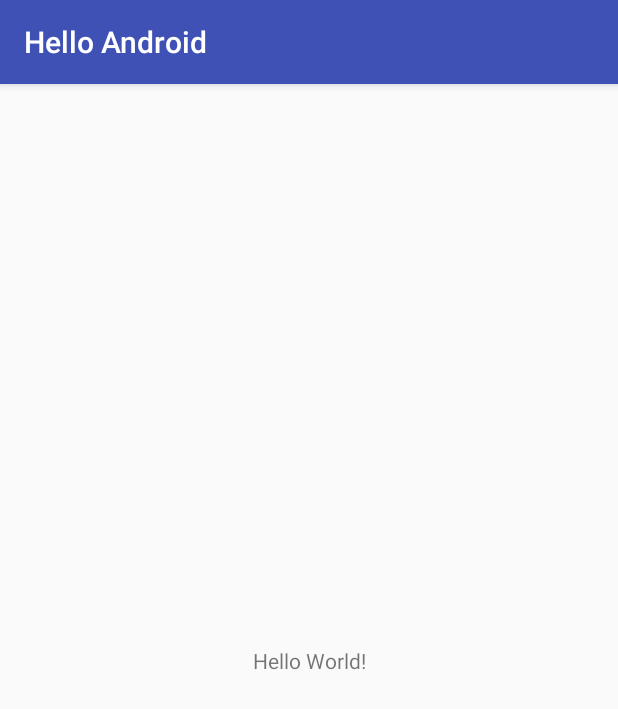
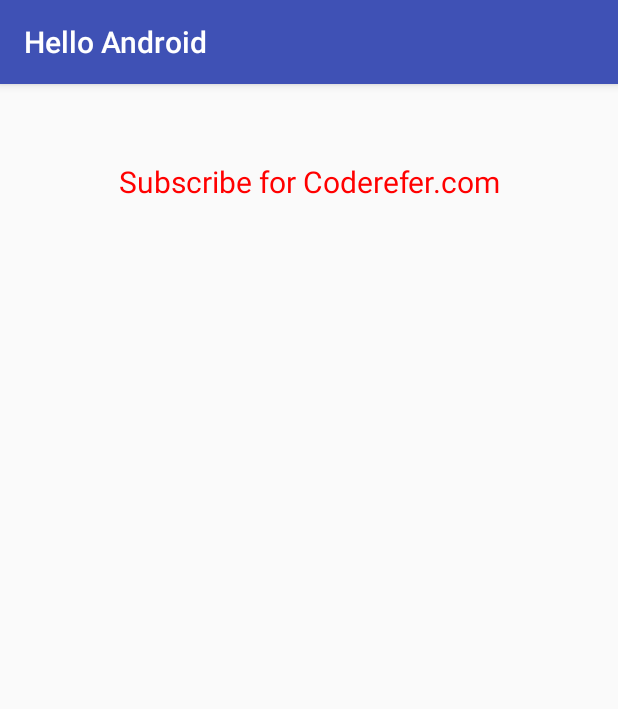
Before and after one commit to GUNNER9285/HelloAndroid, an Android app: the screen it shows after launch (MainActivity), on a phone screen of 412 x 824 dp. Shown: the top 709 px of the screen. Run offline under Robolectric (Android 15) with nearby library versions, the phone set to English and light mode, and no system bars.

Commit message:
Homework Re : Layout // before

```diff
--- a/app/src/main/res/layout/activity_main.xml
+++ b/app/src/main/res/layout/activity_main.xml
@@ -1,18 +1,24 @@
 <?xml version="1.0" encoding="utf-8"?>
-<android.support.constraint.ConstraintLayout xmlns:android="http://schemas.android.com/apk/res/android"
+<LinearLayout
+    xmlns:android="http://schemas.android.com/apk/res/android"
     xmlns:app="http://schemas.android.com/apk/res-auto"
     xmlns:tools="http://schemas.android.com/tools"
     android:layout_width="match_parent"
     android:layout_height="match_parent"
+    android:padding="30dp"
+    android:orientation="vertical"
     tools:context="com.example.helloandroid.MainActivity">
 
     <TextView
-        android:layout_width="wrap_content"
-        android:layout_height="wrap_content"
-        android:text="Hello World!"
-        app:layout_constraintBottom_toBottomOf="parent"
-        app:layout_constraintLeft_toLeftOf="parent"
-        app:layout_constraintRight_toRightOf="parent"
-        app:layout_constraintTop_toTopOf="parent" />
+        android:id="@+id/btn_newgame"
+        android:layout_width="match_parent"
+        android:layout_height="70dp"
+        android:text="Subscribe for Coderefer.com"
+        android:textSize="20dp"
+        android:gravity="center"
+        android:textColor="#FF0000"/>
 
-</android.support.constraint.ConstraintLayout>
+
+
+
+</LinearLayout>
```
